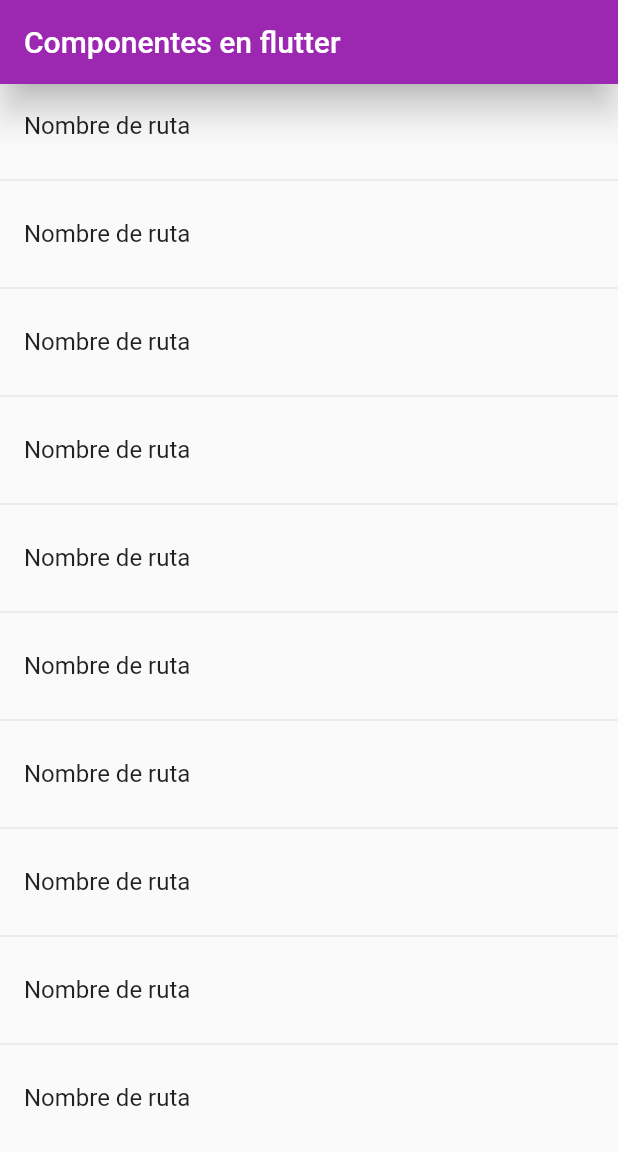
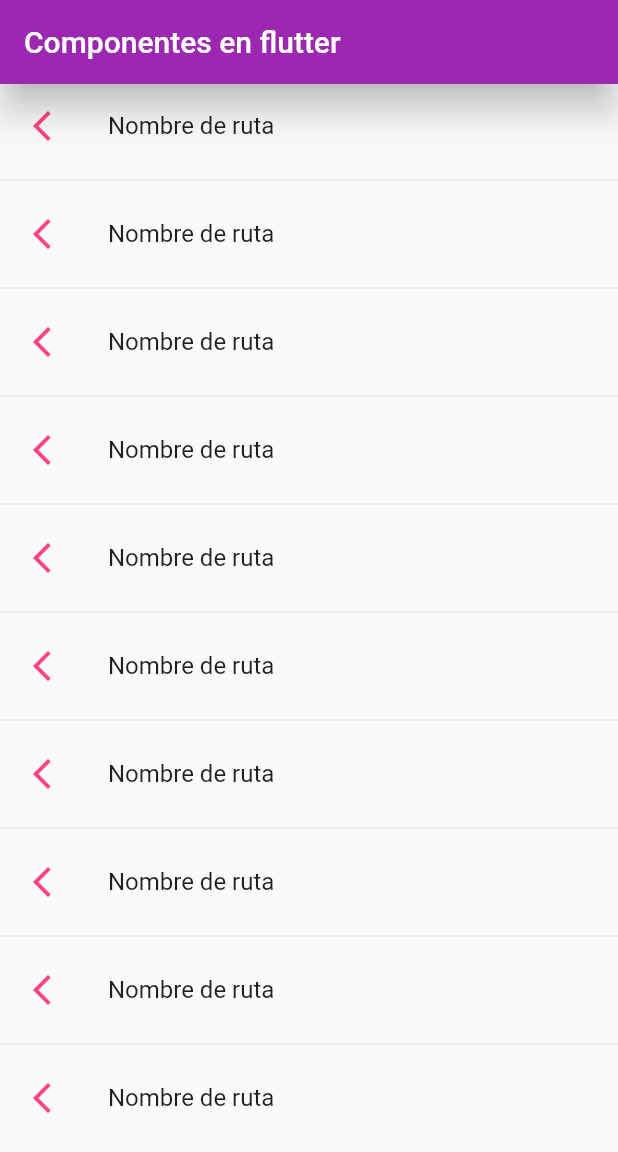
Before and after one commit to JuliethAnarosa/Flutter, a Flutter app: the screen it shows after launch, on a phone screen of 412 x 824 dp. Shown: the top 1152 px of the screen. Run offline on Flutter 3.47's test engine with Material 2 defaults, Android fonts, the phone set to English and light mode, and no system bars.

Commit message:
navigator works to change screen, since home to listview1screen

```diff
--- a/flutter_application_v1/lib/screens/home_screen.dart
+++ b/flutter_application_v1/lib/screens/home_screen.dart
@@ -1,4 +1,5 @@
 import 'package:flutter/material.dart';
+import 'package:flutter_application_v1/screens/screens.dart';
 
 class HomeScreen extends StatelessWidget {
   const HomeScreen({Key? key}) : super(key: key);
@@ -15,6 +16,15 @@
           child: ListView.separated(
               itemBuilder: (context, index) => ListTile(
                     title: Text('Nombre de ruta'),
+                    leading: Icon(
+                      Icons.arrow_back_ios_new_outlined,
+                      color: Colors.pinkAccent,
+                    ),
+                    onTap: () {
+                      final route = MaterialPageRoute(
+                          builder: (context) => ListView1Screen());
+                      Navigator.push(context, route);
+                    },
                   ),
               separatorBuilder: (_, __) => const Divider(),
               itemCount: 10),
```
